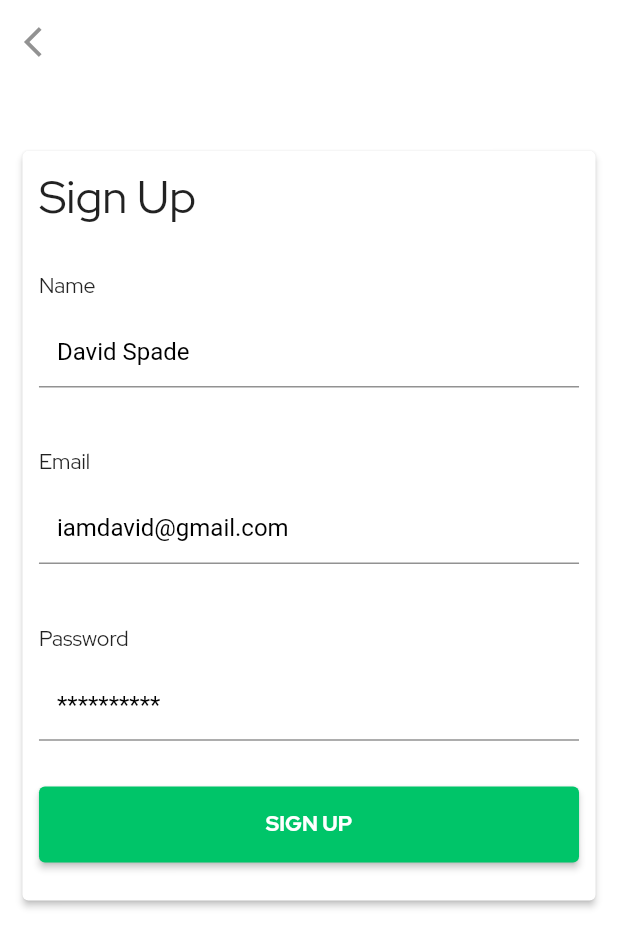
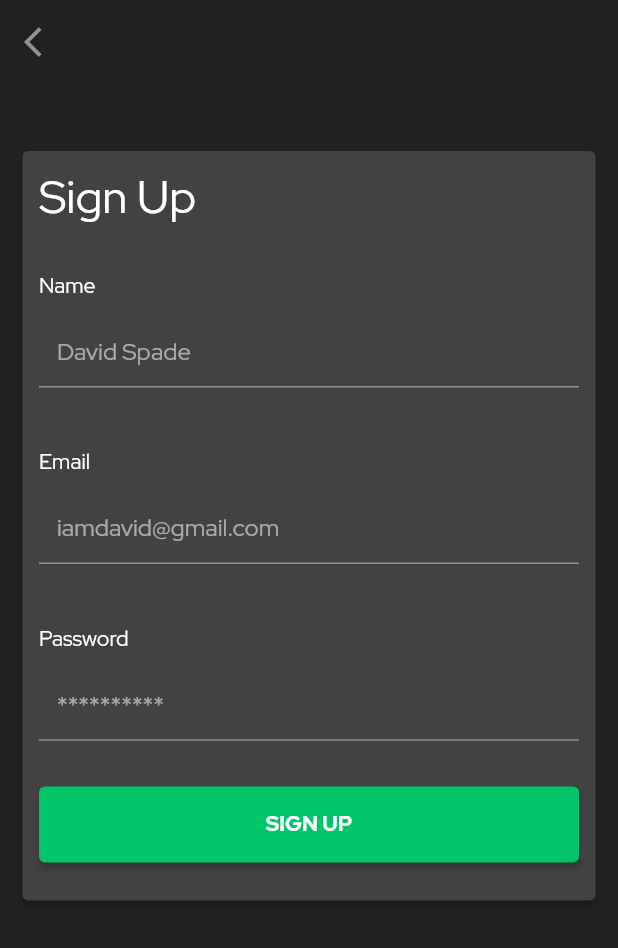
Before and after one commit to HassanHamdouna/ecommerce_app, a Flutter app: the screen it shows after launch, after a tap on "Sign Up", on a phone screen of 412 x 824 dp. Shown: the top 948 px of the screen. Run offline on Flutter 3.47's test engine with Material 2 defaults, Android fonts, the phone set to English and light mode, and no system bars; our stand-ins replace flutter_screenutil, google_fonts; generated files the repository leaves out were written again.

Commit message:
add  finsh all theame and localaiaztion

```diff
--- a/lib/core/global/theme/themeData/theme_data_dark.dart
+++ b/lib/core/global/theme/themeData/theme_data_dark.dart
@@ -4,34 +4,37 @@ import 'package:flutter/services.dart';
 import 'package:google_fonts/google_fonts.dart';
 
 ThemeData getThemeDataDark() => ThemeData(
-
       brightness: Brightness.dark,
       primaryColor: AppColorsDark.primaryColor,
       scaffoldBackgroundColor: AppColorsDark.backgroundColor,
       // bottomAppBarColor: AppColorsDark.primaryColor,
       cardColor: AppColorsDark.caredColor,
-  appBarTheme:  AppBarTheme(
+      appBarTheme: AppBarTheme(
         color: AppColorsDark.appBarColor,
         iconTheme: IconThemeData(color: AppColorsDark.appBarColor),
-    textTheme:  TextTheme(
+        textTheme: TextTheme(
           headline6: TextStyle(
             color: AppColorsDark.appBarColor,
             fontSize: 20.0,
             fontWeight: FontWeight.bold,
           ),
-    ), systemOverlayStyle: SystemUiOverlayStyle.dark,
+        ),
+        systemOverlayStyle: SystemUiOverlayStyle.dark,
       ),
       textTheme: GoogleFonts.poppinsTextTheme().apply(
         bodyColor: AppColorsDark.appColorWithe, // Set the text color to white
       ),
       inputDecorationTheme: const InputDecorationTheme(
         border: OutlineInputBorder(),
-    focusedBorder: OutlineInputBorder(borderSide: BorderSide(color: AppColorsDark.primaryColor)),
-    fillColor: AppColorsDark.primaryColor,
+        focusedBorder: OutlineInputBorder(
+            borderSide: BorderSide(color: AppColorsDark.primaryColor)),
+        fillColor: AppColorsDark.transparent,
+        hintStyle: TextStyle(
+            fontFamily: "RedHatDisplay",
+            color: AppColorsDark.appColorWitheShade),
         filled: true,
         labelStyle: TextStyle(color: AppColorsDark.primaryColor),
       ),
-
 
       dividerColor: AppColorsDark.primaryColor,
       focusColor: AppColorsDark.primaryColor,
@@ -59,7 +62,7 @@ ThemeData getThemeDataDark() => ThemeData(
         thumbColor: AppColorsDark.primaryColor,
         overlayColor: AppColorsDark.primaryColor.withAlpha(100),
         valueIndicatorColor: AppColorsDark.primaryColor,
-    valueIndicatorTextStyle: const  TextStyle(
+        valueIndicatorTextStyle: const TextStyle(
           color: AppColorsDark.primaryColor,
         ),
       ),
@@ -113,12 +116,17 @@ ThemeData getThemeDataDark() => ThemeData(
         style: ElevatedButton.styleFrom(
           foregroundColor: AppColorsDark.appColorWithe,
           backgroundColor: AppColorsDark.primaryColor,
-      textStyle: const TextStyle(fontWeight: FontWeight.bold,color: AppColorsDark.appColorWithe,fontFamily: "RedHatDisplay"),
+          textStyle: const TextStyle(
+              fontWeight: FontWeight.bold,
+              color: AppColorsDark.appColorWithe,
+              fontFamily: "RedHatDisplay"),
         ),
       ),
       outlinedButtonTheme: OutlinedButtonThemeData(
         style: OutlinedButton.styleFrom(
-      foregroundColor: AppColorsDark.primaryColor, shape: RoundedRectangleBorder(borderRadius: BorderRadius.circular(8.0)),
+          foregroundColor: AppColorsDark.primaryColor,
+          shape:
+              RoundedRectangleBorder(borderRadius: BorderRadius.circular(8.0)),
           side: const BorderSide(color: AppColorsDark.primaryColor),
           textStyle: const TextStyle(fontWeight: FontWeight.bold),
         ),
@@ -139,13 +147,18 @@ ThemeData getThemeDataDark() => ThemeData(
         backgroundColor: AppColorsDark.primaryColor,
         selectedItemColor: AppColorsDark.primaryColor,
         unselectedItemColor: AppColorsDark.primaryColor,
-    selectedLabelStyle: TextStyle(fontSize: 14.0, fontWeight: FontWeight.bold),
+        selectedLabelStyle:
+            TextStyle(fontSize: 14.0, fontWeight: FontWeight.bold),
         unselectedLabelStyle: TextStyle(fontSize: 14.0),
       ),
       navigationRailTheme: const NavigationRailThemeData(
         backgroundColor: AppColorsDark.primaryColor,
-    unselectedLabelTextStyle: TextStyle(fontSize: 14.0, color: AppColorsDark.primaryColor),
-    selectedLabelTextStyle: TextStyle(fontSize: 14.0, fontWeight: FontWeight.bold, color: AppColorsDark.primaryColor),
+        unselectedLabelTextStyle:
+            TextStyle(fontSize: 14.0, color: AppColorsDark.primaryColor),
+        selectedLabelTextStyle: TextStyle(
+            fontSize: 14.0,
+            fontWeight: FontWeight.bold,
+            color: AppColorsDark.primaryColor),
         selectedIconTheme: IconThemeData(color: AppColorsDark.primaryColor),
         unselectedIconTheme: IconThemeData(color: AppColorsDark.primaryColor),
         elevation: 4.0,
--- a/lib/core/global/theme/themeData/theme_data_light.dart
+++ b/lib/core/global/theme/themeData/theme_data_light.dart
@@ -16,17 +16,16 @@ ThemeData getThemeDataLight() => ThemeData(
       focusColor: AppColorsLight.primaryColor,
       hoverColor: AppColorsLight.primaryColor,
       errorColor: AppColorsLight.primaryColor,
-
-  // textTheme: TextTheme(
-  //   displayMedium: TextStyle(fontFamily: "RedHatDisplay"),
-  //   labelLarge: TextStyle(fontFamily: "RedHatDisplay"),
-  //   displayLarge: TextStyle(fontFamily: "RedHatDisplay"),
-  //   bodyMedium: TextStyle(fontFamily: "RedHatDisplay"),
-  //   titleSmall: TextStyle(fontFamily: "RedHatDisplay"),
-  //   headline2: TextStyle(fontFamily: "RedHatDisplay"),
-  //   bodyText2: TextStyle(fontFamily: "RedHatDisplay"),
-  // ),
-
+      inputDecorationTheme: const InputDecorationTheme(
+        border: OutlineInputBorder(),
+        focusedBorder: OutlineInputBorder(
+            borderSide: BorderSide(color: AppColorsLight.primaryColor)),
+        fillColor: AppColorsLight.transparent,
+        hintStyle: TextStyle(
+            fontFamily: "RedHatDisplay", color: AppColorsLight.textColorBlack),
+        filled: true,
+        labelStyle: TextStyle(color: AppColorsLight.primaryColor),
+      ),
       textSelectionTheme: const TextSelectionThemeData(
         cursorColor: AppColorsLight.primaryColor,
         selectionColor: AppColorsLight.primaryColor,
@@ -35,13 +34,14 @@ textSelectionTheme: const TextSelectionThemeData(
       appBarTheme: const AppBarTheme(
         color: AppColorsLight.backgroundColor,
         iconTheme: IconThemeData(color: AppColorsLight.primaryColor),
-    textTheme:  TextTheme(
+        textTheme: TextTheme(
           headline6: TextStyle(
             color: AppColorsLight.primaryColor,
             fontSize: 20.0,
             fontWeight: FontWeight.bold,
           ),
-    ), systemOverlayStyle: SystemUiOverlayStyle.light,
+        ),
+        systemOverlayStyle: SystemUiOverlayStyle.light,
       ),
       buttonTheme: const ButtonThemeData(
         buttonColor: AppColorsLight.primaryColor,
@@ -49,68 +49,12 @@ textSelectionTheme: const TextSelectionThemeData(
       ),
       iconTheme: const IconThemeData(color: AppColorsLight.primaryColor),
       primaryTextTheme: const TextTheme(
-    headline6: TextStyle(fontSize: 20.0, color: AppColorsLight.primaryColor),
+        headline6:
+            TextStyle(fontSize: 20.0, color: AppColorsLight.primaryColor),
       ),
       accentTextTheme: const TextTheme(
-    bodyText2: TextStyle(fontSize: 16.0, color: AppColorsLight.primaryColor),
-  ),
-  inputDecorationTheme:  const InputDecorationTheme(
-    border:   OutlineInputBorder(),
-    focusedBorder:   OutlineInputBorder(borderSide: BorderSide(color: AppColorsLight.primaryColor)),
-    fillColor: AppColorsLight.primaryColor,
-    filled: true,
-    labelStyle: TextStyle(color: AppColorsLight.primaryColor),
-  ),
-  sliderTheme: SliderThemeData(
-    activeTrackColor: AppColorsLight.primaryColor,
-    inactiveTrackColor: AppColorsLight.primaryColor,
-    thumbColor: AppColorsLight.primaryColor,
-    overlayColor: AppColorsLight.primaryColor.withAlpha(100),
-    valueIndicatorColor: AppColorsLight.primaryColor,
-    valueIndicatorTextStyle: const  TextStyle(
-      color: AppColorsLight.primaryColor,
-    ),
-  ),
-  tabBarTheme: const TabBarTheme(
-    labelColor: AppColorsLight.primaryColor,
-    unselectedLabelColor: AppColorsLight.primaryColor,
-    labelStyle: TextStyle(fontSize: 16.0),
-    unselectedLabelStyle: TextStyle(fontSize: 16.0),
-    indicator: BoxDecoration(
-      border: Border(
-        bottom: BorderSide(
-          color: AppColorsLight.primaryColor,
-          width: 2.0,
-        ),
-      ),
-    ),
-  ),
-  tooltipTheme: TooltipThemeData(
-    decoration: BoxDecoration(
-      color: AppColorsLight.primaryColor,
-      borderRadius: BorderRadius.circular(4.0),
-    ),
-    textStyle: const TextStyle(
-      fontSize: 14.0,
-      color: AppColorsLight.primaryColor,
-    ),
-  ),
-  toggleButtonsTheme: ToggleButtonsThemeData(
-    borderColor: AppColorsLight.primaryColor,
-    selectedBorderColor: AppColorsLight.primaryColor,
-    borderRadius: BorderRadius.circular(8.0),
-    color: AppColorsLight.primaryColor,
-    selectedColor: AppColorsLight.primaryColor,
-    fillColor: AppColorsLight.primaryColor,
-    focusColor: AppColorsLight.primaryColor,
-  ),
-  chipTheme: const ChipThemeData(
-    backgroundColor: AppColorsLight.primaryColor,
-    disabledColor: AppColorsLight.primaryColor,
-    selectedColor: AppColorsLight.primaryColor,
-    labelStyle: TextStyle(color: AppColorsLight.primaryColor),
-    secondaryLabelStyle: TextStyle(color: AppColorsLight.primaryColor),
-    padding: EdgeInsets.all(8.0),
+        bodyText2:
+            TextStyle(fontSize: 16.0, color: AppColorsLight.primaryColor),
       ),
       snackBarTheme: const SnackBarThemeData(
         backgroundColor: AppColorsLight.primaryColor,
@@ -121,13 +65,17 @@ textSelectionTheme: const TextSelectionThemeData(
         style: ElevatedButton.styleFrom(
           foregroundColor: AppColorsLight.appColorWithe,
           backgroundColor: AppColorsLight.primaryColor,
-      textStyle: const TextStyle(fontWeight: FontWeight.bold,color: AppColorsLight.appColorWithe,fontFamily: "RedHatDisplay"),
+          textStyle: const TextStyle(
+              fontWeight: FontWeight.bold,
+              color: AppColorsLight.appColorWithe,
+              fontFamily: "RedHatDisplay"),
         ),
       ),
       outlinedButtonTheme: OutlinedButtonThemeData(
         style: OutlinedButton.styleFrom(
           primary: AppColorsLight.primaryColor,
-      shape: RoundedRectangleBorder(borderRadius: BorderRadius.circular(8.0)),
+          shape:
+              RoundedRectangleBorder(borderRadius: BorderRadius.circular(8.0)),
           side: const BorderSide(color: AppColorsLight.primaryColor),
           textStyle: const TextStyle(fontWeight: FontWeight.bold),
         ),
@@ -147,13 +95,18 @@ textSelectionTheme: const TextSelectionThemeData(
         backgroundColor: AppColorsLight.primaryColor,
         selectedItemColor: AppColorsLight.primaryColor,
         unselectedItemColor: AppColorsLight.primaryColor,
-    selectedLabelStyle: TextStyle(fontSize: 14.0, fontWeight: FontWeight.bold),
+        selectedLabelStyle:
+            TextStyle(fontSize: 14.0, fontWeight: FontWeight.bold),
         unselectedLabelStyle: TextStyle(fontSize: 14.0),
       ),
       navigationRailTheme: const NavigationRailThemeData(
         backgroundColor: AppColorsLight.primaryColor,
-    unselectedLabelTextStyle: TextStyle(fontSize: 14.0, color: AppColorsLight.primaryColor),
-    selectedLabelTextStyle: TextStyle(fontSize: 14.0, fontWeight: FontWeight.bold, color: AppColorsLight.primaryColor),
+        unselectedLabelTextStyle:
+            TextStyle(fontSize: 14.0, color: AppColorsLight.primaryColor),
+        selectedLabelTextStyle: TextStyle(
+            fontSize: 14.0,
+            fontWeight: FontWeight.bold,
+            color: AppColorsLight.primaryColor),
         selectedIconTheme: IconThemeData(color: AppColorsLight.primaryColor),
         unselectedIconTheme: IconThemeData(color: AppColorsLight.primaryColor),
         elevation: 4.0,
--- a/lib/main.dart
+++ b/lib/main.dart
@@ -1,5 +1,4 @@
 import 'package:ecommerce_app/core/global/theme/themeData/theme_data_dark.dart';
-import 'package:ecommerce_app/core/global/theme/themeData/theme_data_light.dart';
 import 'package:ecommerce_app/core/utils/context_extenssion.dart';
 import 'package:flutter/material.dart';
 import 'package:flutter_localizations/flutter_localizations.dart';
@@ -21,7 +20,7 @@ class MyApp extends StatelessWidget {
       minTextAdapt: true,
       builder: (context, child) {
         return  MaterialApp(
-        theme: getThemeDataLight(),
+        theme: getThemeDataDark(),
         localizationsDelegates: const [
           AppLocalizations.delegate,
           GlobalWidgetsLocalizations.delegate,
--- a/lib/screens/auth/login_screen.dart
+++ b/lib/screens/auth/login_screen.dart
@@ -34,15 +34,14 @@ class _LoginScreenState extends State<LoginScreen> {
                   Row(
                     mainAxisAlignment: MainAxisAlignment.spaceBetween,
                     children: [
-                      const CustomText(
-                        title: "Welcome,",
-                        // colorText: AppColorsLight.textColorBlack,
+                      CustomText(
+                        title: context.localizations.welcome, // Updated
                         fontSize: 30,
                       ),
                       GestureDetector(
                         onTap: () => Navigator.pushNamed(context, '/register_screen'),
-                        child: const CustomText(
-                          title: "Sign Up",
+                        child: CustomText(
+                          title: context.localizations.signUp, // Updated
                           colorText: AppColorsLight.textColorGreen,
                           fontSize: 18,
                         ),
@@ -52,9 +51,8 @@ class _LoginScreenState extends State<LoginScreen> {
                   SizedBox(
                     height: 10.h,
                   ),
-                  const CustomText(
-                    title: "Sign in to Continue",
-                    // colorText: AppColorsLight.textColorGray,
+                  CustomText(
+                    title: context.localizations.signInToContinue, // Updated
                     fontSize: 14,
                   ),
                   SizedBox(
@@ -69,7 +67,6 @@ class _LoginScreenState extends State<LoginScreen> {
                     },
                     validator: (value) {
                       if (value == null) {
-                        print("ERROR");
                       }
                     },
                   ),
@@ -78,31 +75,29 @@ class _LoginScreenState extends State<LoginScreen> {
                   ),
                   CustomTextFormField(
                     keyboardType: TextInputType.visiblePassword,
-                    text: 'Password',
+                    text: context.localizations.password,
                     hint: '**********',
                     onSave: (value) {
                       // controller.password = value;
                     },
                     validator: (value) {
                       if (value == null) {
-                        print('error');
                       }
                     },
                   ),
                   SizedBox(
                     height: 20.h,
                   ),
-                  const CustomText(
-                    title: 'Forgot Password ?',
+                  CustomText(
+                    title: context.localizations.forgotPassword, // Updated
                     fontSize: 14,
                     alignment: AlignmentDirectional.centerEnd,
-                    // colorText: Colors.black,
                   ),
                   SizedBox(
                     height: 20.h,
                   ),
                   CustomButton(
-                    text: 'SIGN IN'.toUpperCase(),
+                    text: context.localizations.signIN.toUpperCase(), // Updated
                   ),
                   SizedBox(
                     height: 15.h,
@@ -114,19 +109,19 @@ class _LoginScreenState extends State<LoginScreen> {
           SizedBox(
             height: 40.h,
           ),
-          const CustomText(
-              title: '- OR -',
-              fontSize: 20,
-              // colorText: Colors.black,
-              alignment: AlignmentDirectional.center),
+          CustomText(
+            title: '- ${context.localizations.or} -',
+            fontSize: 20,
+            alignment: AlignmentDirectional.center,
+          ),
           SizedBox(
             height: 20.h,
           ),
-          const  CustomButtonSocial(text: 'Sing in With Facebook',image: 'assets/images/facebook.png',),
+          CustomButtonSocial(text: context.localizations.signInWithFacebook, image: 'assets/images/facebook.png',),
           SizedBox(
             height: 20.h,
           ),
-          const  CustomButtonSocial(text: 'Sing in With Google',image: 'assets/images/google.png',),
+          CustomButtonSocial(text: context.localizations.signInWithGoogle, image: 'assets/images/google.png',),
         ],
       ),
     );
--- a/lib/screens/auth/register_screen.dart
+++ b/lib/screens/auth/register_screen.dart
@@ -1,4 +1,5 @@
 import 'package:ecommerce_app/core/global/theme/appColor/app_colors_light.dart';
+import 'package:ecommerce_app/core/utils/context_extenssion.dart';
 import 'package:ecommerce_app/screens/auth/widget/custom_test_form_field.dart';
 import 'package:ecommerce_app/widgets/custom_button.dart';
 import 'package:ecommerce_app/widgets/custom_text.dart';
@@ -16,45 +17,42 @@ class _RegisterScreenState extends State<RegisterScreen> {
   @override
   Widget build(BuildContext context) {
     return Scaffold(
-      backgroundColor: Colors.white,
       appBar: AppBar(
-        backgroundColor: Colors.white,
         elevation: 0.0,
-        leading: IconButton(onPressed: () => Navigator.pop(context), icon: const Icon(Icons.arrow_back_ios,color: AppColorsLight.textColorGray,)),
+        leading: IconButton(
+            onPressed: () => Navigator.pop(context),
+            icon: const Icon(
+              Icons.arrow_back_ios,
+              color: AppColorsLight.textColorGray,
+            )),
       ),
       body: ListView(
-        padding: EdgeInsets.symmetric(horizontal: 10.w,vertical: 10.h),
+        padding: EdgeInsets.symmetric(horizontal: 10.w, vertical: 10.h),
         children: [
           SizedBox(
             height: 30.h,
           ),
           Card(
             elevation: 2,
-            color: Colors.white,
             child: Padding(
               padding: EdgeInsets.symmetric(horizontal: 10.w, vertical: 10.h),
               child: Column(
                 crossAxisAlignment: CrossAxisAlignment.start,
                 children: [
-                  const CustomText(
-                   title: "Sign Up",
-                   // colorText: AppColorsLight.textColorBlack,
-                   fontSize: 30,
-                      ),
-
+                  CustomText(
+                    title: context.localizations.signUp,
+                    fontSize: 30,
+                  ),
                   SizedBox(
                     height: 30.h,
                   ),
                   CustomTextFormField(
                     keyboardType: TextInputType.name,
-                    text: 'Name',
+                    text: context.localizations.name,
                     hint: 'David Spade',
-                    onSave: (value) {
-                      // controller.email = value;
-                    },
+                    onSave: (value) {},
                     validator: (value) {
                       if (value == null) {
-                        print("ERROR");
                       }
                     },
                   ),
@@ -63,14 +61,13 @@ class _RegisterScreenState extends State<RegisterScreen> {
                   ),
                   CustomTextFormField(
                     keyboardType: TextInputType.emailAddress,
-                    text: 'Email',
+                    text: context.localizations.email,
                     hint: 'iamdavid@gmail.com',
                     onSave: (value) {
                       // controller.email = value;
                     },
                     validator: (value) {
                       if (value == null) {
-                        print("ERROR");
                       }
                     },
                   ),
@@ -79,23 +76,21 @@ class _RegisterScreenState extends State<RegisterScreen> {
                   ),
                   CustomTextFormField(
                     keyboardType: TextInputType.visiblePassword,
-                    text: 'Password',
+                    text: context.localizations.password,
                     hint: '**********',
                     onSave: (value) {
                       // controller.password = value;
                     },
                     validator: (value) {
                       if (value == null) {
-                        print('error');
                       }
                     },
                   ),
-
                   SizedBox(
                     height: 30.h,
                   ),
                   CustomButton(
-                    text: 'SIGN UP'.toUpperCase(),
+                    text: context.localizations.signUp.toUpperCase(),
                   ),
                   SizedBox(
                     height: 15.h,
@@ -107,6 +102,5 @@ class _RegisterScreenState extends State<RegisterScreen> {
         ],
       ),
     );
-
   }
 }
--- a/lib/screens/auth/widget/custom_test_form_field.dart
+++ b/lib/screens/auth/widget/custom_test_form_field.dart
@@ -35,16 +35,14 @@ class CustomTextFormField extends StatelessWidget {
         TextFormField(
           controller: controller,
           validator: validator,
-          keyboardType: keyboardType ,
+          keyboardType: keyboardType,
           onSaved: onSave,
           decoration: InputDecoration(
-            enabledBorder:  buildUnderlineInputBorder(AppColorsLight.textColorGray),
-            focusedBorder: buildUnderlineInputBorder(AppColorsLight.textColorGreen),
+            enabledBorder:
+                buildUnderlineInputBorder(AppColorsLight.textColorGray),
+            focusedBorder:
+                buildUnderlineInputBorder(AppColorsLight.textColorGreen),
             hintText: hint,
-            hintStyle: const TextStyle(
-              color: Colors.black,
-            ),
-            fillColor: Colors.transparent,
           ),
         )
       ],
@@ -53,7 +51,7 @@ class CustomTextFormField extends StatelessWidget {
 
   UnderlineInputBorder buildUnderlineInputBorder(final Color color) {
     return UnderlineInputBorder(
-            borderSide: BorderSide(color: color),
-          );
+      borderSide: BorderSide(color: color),
+    );
   }
 }
```
Also changed, not shown: lib/core/global/localization/app_strings.dart (+31 -31 lines), lib/core/global/localization/l10n/app_ar.arb (+29 -3 lines), lib/core/global/localization/l10n/app_en.arb (+29 -3 lines), lib/core/global/theme/appColor/app_colors_dark.dart (+10 -10 lines), lib/core/global/theme/appColor/app_colors_light.dart (+9 -12 lines), lib/screens/auth/widget/custom_button_social.dart (+6 -12 lines), lib/screens/core/launch_screen.dart (+10 -9 lines), lib/widgets/custom_button.dart (+4 -6 lines), lib/widgets/custom_text.dart (+8 -8 lines). Lines whose indentation alone changed are shown as unchanged.
